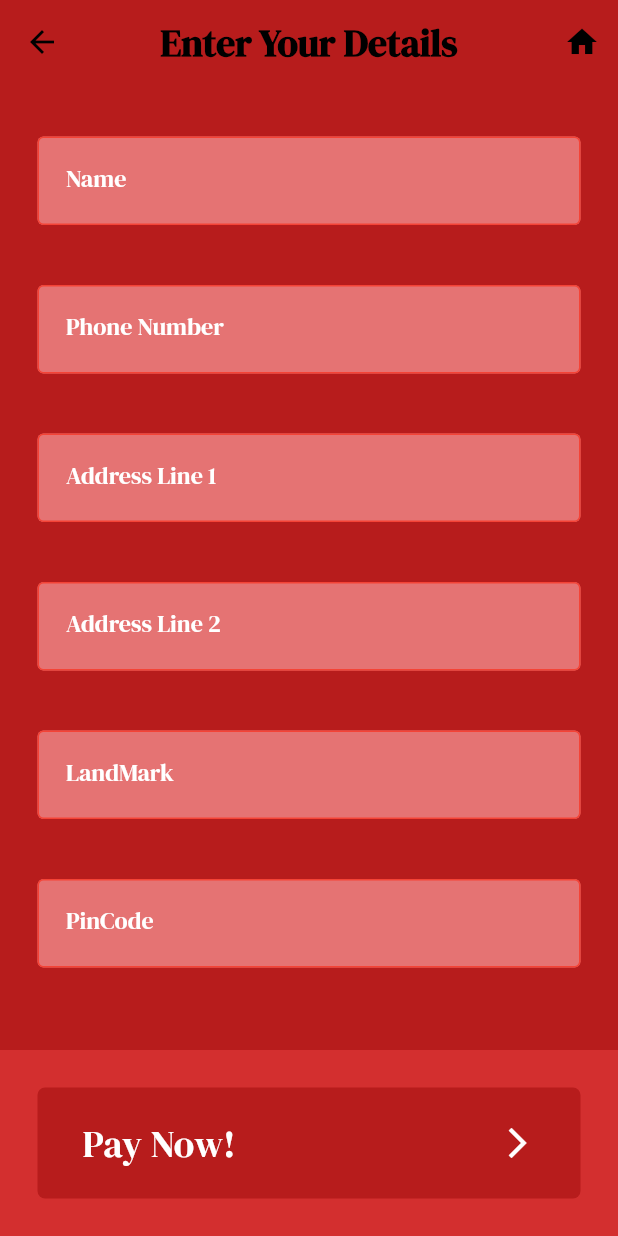
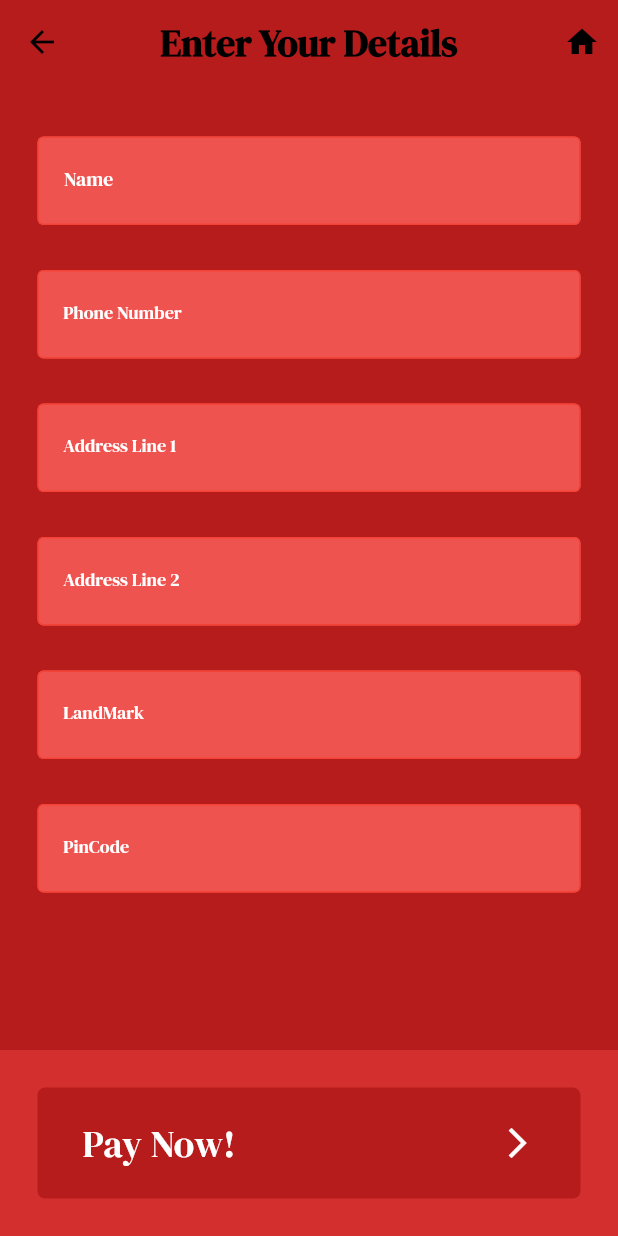
Before and after one commit to Asif-Faizal/CakeStories, a Flutter app: the AdressScreen screen opened by its route, on a phone screen of 412 x 824 dp. Run offline on Flutter 3.47's test engine with Material 2 defaults, Android fonts, the light colour scheme and no system bars; our stand-ins replace google_fonts.

Commit message:
Add files via upload

```diff
--- a/lib/address.dart
+++ b/lib/address.dart
@@ -39,17 +39,17 @@ class AdressScreen extends StatelessWidget {
                 children: [
                   Padding(
                       padding: const EdgeInsets.only(
-                          right: 25, left: 25, bottom: 20, top: 35),
+                          right: 25, left: 25, bottom: 15, top: 35),
                       child: TextField(
                         decoration: InputDecoration(
                             border: OutlineInputBorder(
                               borderRadius: BorderRadius.circular(20),
                             ),
                             filled: true,
-                            labelStyle:
-                                GoogleFonts.dmSerifDisplay(color: Colors.white),
+                            labelStyle: GoogleFonts.dmSerifDisplay(
+                                color: Colors.white, fontSize: 13),
                             labelText: "  Name",
-                            fillColor: Colors.red.shade300,
+                            fillColor: Colors.red.shade400,
                             focusedBorder: const OutlineInputBorder(
                                 borderSide:
                                     BorderSide(color: Colors.red, width: 2)),
@@ -58,17 +58,17 @@ class AdressScreen extends StatelessWidget {
                       )),
                   Padding(
                       padding: const EdgeInsets.symmetric(
-                          horizontal: 25, vertical: 20),
+                          horizontal: 25, vertical: 15),
                       child: TextField(
                         decoration: InputDecoration(
                             border: OutlineInputBorder(
                               borderRadius: BorderRadius.circular(20),
                             ),
                             filled: true,
-                            labelStyle:
-                                GoogleFonts.dmSerifDisplay(color: Colors.white),
+                            labelStyle: GoogleFonts.dmSerifDisplay(
+                                color: Colors.white, fontSize: 12),
                             labelText: "  Phone Number",
-                            fillColor: Colors.red.shade300,
+                            fillColor: Colors.red.shade400,
                             focusedBorder: const OutlineInputBorder(
                                 borderSide:
                                     BorderSide(color: Colors.red, width: 2)),
@@ -77,17 +77,17 @@ class AdressScreen extends StatelessWidget {
                       )),
                   Padding(
                       padding: const EdgeInsets.symmetric(
-                          horizontal: 25, vertical: 20),
+                          horizontal: 25, vertical: 15),
                       child: TextField(
                         decoration: InputDecoration(
                             border: OutlineInputBorder(
                               borderRadius: BorderRadius.circular(20),
                             ),
                             filled: true,
-                            labelStyle:
-                                GoogleFonts.dmSerifDisplay(color: Colors.white),
+                            labelStyle: GoogleFonts.dmSerifDisplay(
+                                color: Colors.white, fontSize: 12),
                             labelText: "  Address Line 1",
-                            fillColor: Colors.red.shade300,
+                            fillColor: Colors.red.shade400,
                             focusedBorder: const OutlineInputBorder(
                                 borderSide:
                                     BorderSide(color: Colors.red, width: 2)),
@@ -96,17 +96,17 @@ class AdressScreen extends StatelessWidget {
                       )),
                   Padding(
                       padding: const EdgeInsets.symmetric(
-                          horizontal: 25, vertical: 20),
+                          horizontal: 25, vertical: 15),
                       child: TextField(
                         decoration: InputDecoration(
                             border: OutlineInputBorder(
                               borderRadius: BorderRadius.circular(20),
                             ),
                             filled: true,
-                            labelStyle:
-                                GoogleFonts.dmSerifDisplay(color: Colors.white),
+                            labelStyle: GoogleFonts.dmSerifDisplay(
+                                color: Colors.white, fontSize: 12),
                             labelText: "  Address Line 2",
-                            fillColor: Colors.red.shade300,
+                            fillColor: Colors.red.shade400,
                             focusedBorder: const OutlineInputBorder(
                                 borderSide:
                                     BorderSide(color: Colors.red, width: 2)),
@@ -115,17 +115,17 @@ class AdressScreen extends StatelessWidget {
                       )),
                   Padding(
                       padding: const EdgeInsets.symmetric(
-                          horizontal: 25, vertical: 20),
+                          horizontal: 25, vertical: 15),
                       child: TextField(
                         decoration: InputDecoration(
                             border: OutlineInputBorder(
                               borderRadius: BorderRadius.circular(20),
                             ),
                             filled: true,
-                            labelStyle:
-                                GoogleFonts.dmSerifDisplay(color: Colors.white),
+                            labelStyle: GoogleFonts.dmSerifDisplay(
+                                color: Colors.white, fontSize: 12),
                             labelText: "  LandMark",
-                            fillColor: Colors.red.shade300,
+                            fillColor: Colors.red.shade400,
                             focusedBorder: const OutlineInputBorder(
                                 borderSide:
                                     BorderSide(color: Colors.red, width: 2)),
@@ -134,17 +134,17 @@ class AdressScreen extends StatelessWidget {
                       )),
                   Padding(
                       padding: const EdgeInsets.symmetric(
-                          horizontal: 25, vertical: 20),
+                          horizontal: 25, vertical: 15),
                       child: TextField(
                         decoration: InputDecoration(
                             border: OutlineInputBorder(
                               borderRadius: BorderRadius.circular(20),
                             ),
                             filled: true,
-                            labelStyle:
-                                GoogleFonts.dmSerifDisplay(color: Colors.white),
+                            labelStyle: GoogleFonts.dmSerifDisplay(
+                                color: Colors.white, fontSize: 12),
                             labelText: "  PinCode",
-                            fillColor: Colors.red.shade300,
+                            fillColor: Colors.red.shade400,
                             focusedBorder: const OutlineInputBorder(
                                 borderSide:
                                     BorderSide(color: Colors.red, width: 2)),
@@ -172,7 +172,7 @@ class AdressScreen extends StatelessWidget {
                         bgcolor: Colors.red[900]))
               ],
             ),
-          )
+          ),
         ],
       ),
     );
--- a/lib/menu_page.dart
+++ b/lib/menu_page.dart
@@ -37,7 +37,7 @@ class _MenuPageState extends State<MenuPage> {
     return Scaffold(
       backgroundColor: Colors.red[200],
       appBar: AppBar(
-        leading: Icon(
+        leading: const Icon(
           Icons.menu,
           color: Colors.black,
         ),
@@ -55,7 +55,7 @@ class _MenuPageState extends State<MenuPage> {
               onPressed: () {
                 Navigator.pushNamed(context, '/cartpage');
               },
-              icon: Icon(
+              icon: const Icon(
                 Icons.shopping_basket,
                 color: Colors.black,
               ))
```
Also changed, not shown: lib/food_tile.dart (+5 -2 lines), lib/payments.dart (+41 -4 lines), lib/shop.dart (+8 -13 lines).
